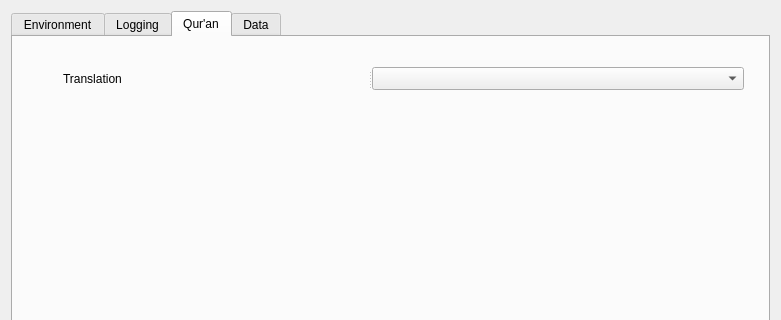
Qt form settings_dialog.ui (abumq/project-islam) before a commit; both pictures show x 0 to 781 and y 0 to 320 of the 781 by 512 pixel window.
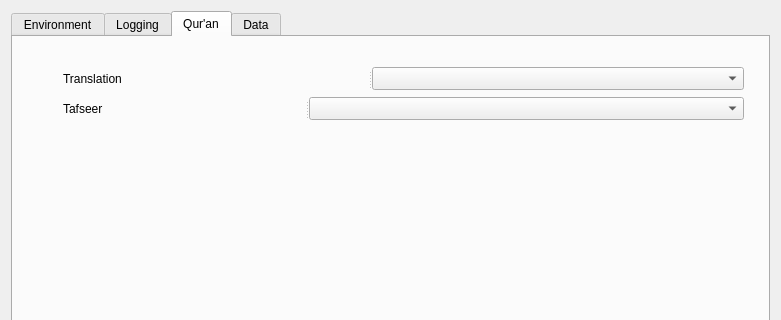
The same form after that commit.

The edit to the form file:
```diff
--- a/settings_dialog.ui
+++ b/settings_dialog.ui
@@ -237,6 +237,25 @@
        </widget>
        <widget class="QComboBox" name="cboQuranTranslations"/>
       </widget>
+      <widget class="QSplitter" name="splitter_3">
+       <property name="geometry">
+        <rect>
+         <x>50</x>
+         <y>60</y>
+         <width>681</width>
+         <height>23</height>
+        </rect>
+       </property>
+       <property name="orientation">
+        <enum>Qt::Horizontal</enum>
+       </property>
+       <widget class="QLabel" name="label_5">
+        <property name="text">
+         <string>Tafseer</string>
+        </property>
+       </widget>
+       <widget class="QComboBox" name="cboQuranTafseers"/>
+      </widget>
      </widget>
      <widget class="QWidget" name="tabData">
       <attribute name="title">
```
